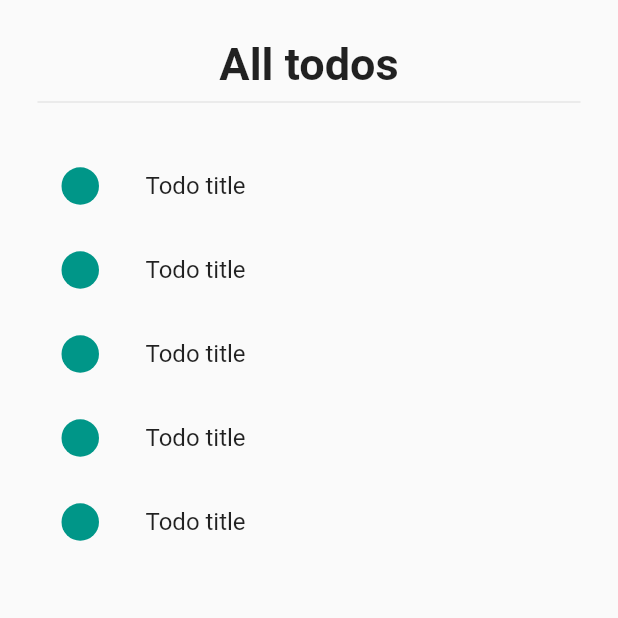
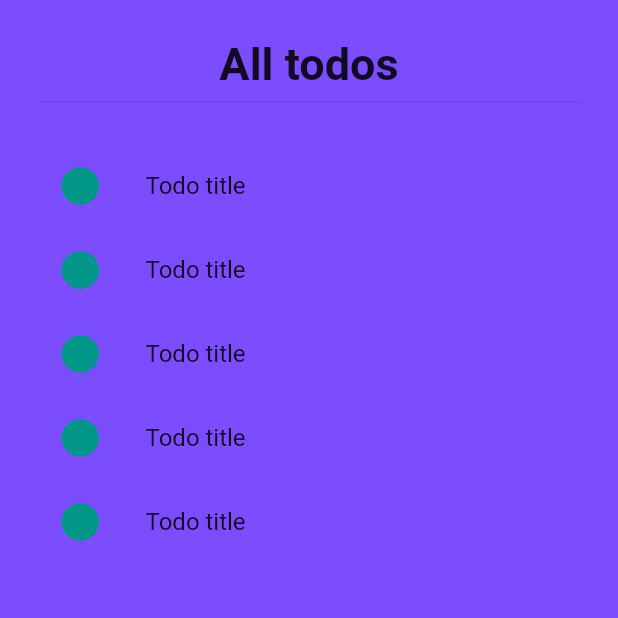
Before and after one commit to kangsudal/todoapp_2021, a Flutter app: the screen it shows after launch, on a phone screen of 412 x 824 dp, the top half of it. Run offline on Flutter 3.47's test engine with Material 2 defaults, Android fonts, the light colour scheme and no system bars.

Commit message:
change scaffoldbackground color

```diff
--- a/lib/main.dart
+++ b/lib/main.dart
@@ -10,6 +10,7 @@ class MyApp extends StatelessWidget{
       debugShowCheckedModeBanner: false,
       home: TodoList(),
       theme: ThemeData(
+        scaffoldBackgroundColor: Colors.deepPurpleAccent[200],
         primarySwatch: Colors.teal,
       ),
     );
```
